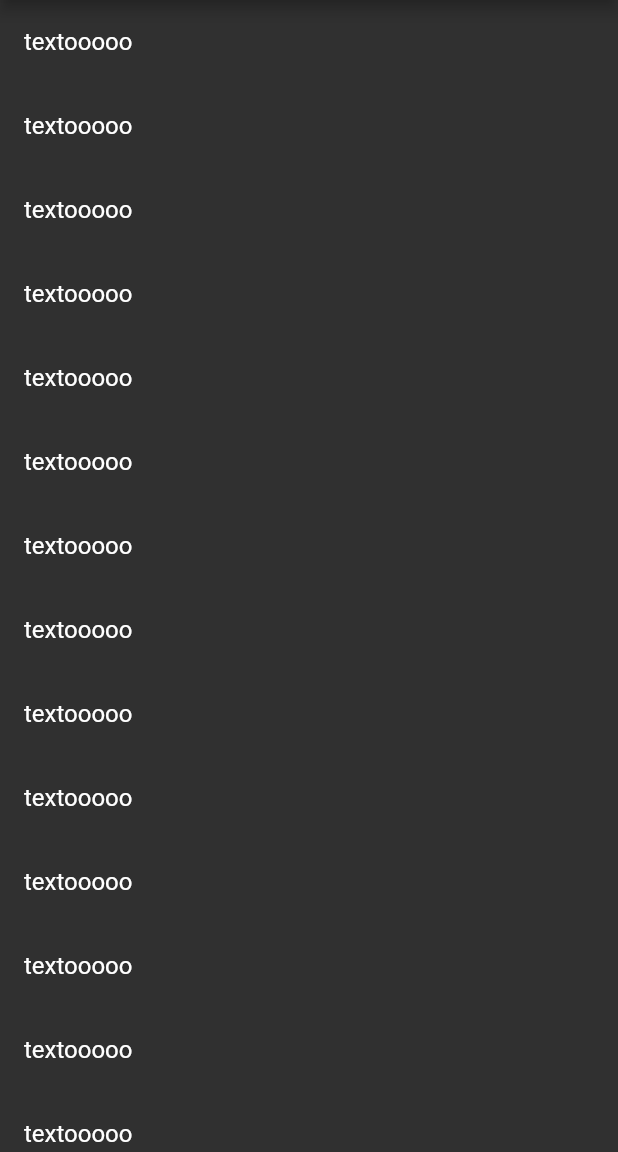
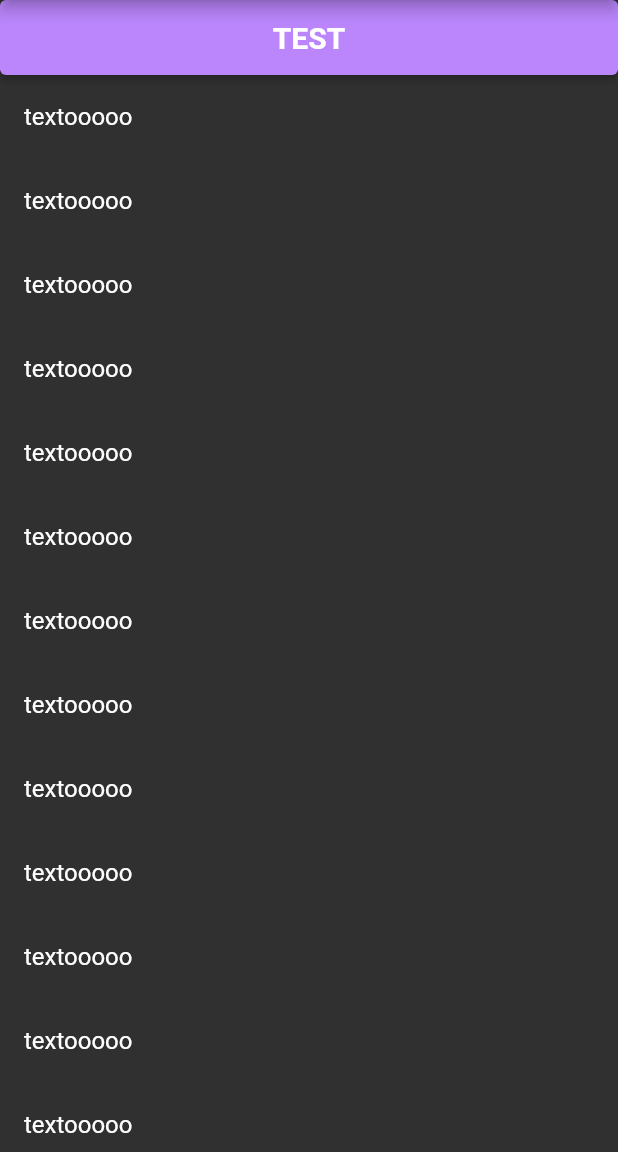
Before and after one commit to Dustec/star_wars_app, a Flutter app: the screen it shows after launch, on a phone screen of 412 x 824 dp, the part 84-1236 px from its top. Run offline on Flutter 3.47's test engine with Material 2 defaults, Android fonts, the phone set to English and light mode, and no system bars; our stand-ins replace dio, flutter_bloc, freezed_annotation, get_it, pretty_dio_logger; generated files the repository leaves out were written again.

```diff
--- a/lib/features/people/list/presentation/cubit/people_list_cubit.dart
+++ b/lib/features/people/list/presentation/cubit/people_list_cubit.dart
@@ -1,10 +1,22 @@
 import 'package:flutter_bloc/flutter_bloc.dart';
 import 'package:freezed_annotation/freezed_annotation.dart';
+import 'package:star_wars_app/features/star_wars_api/domain/star_wars_repository.dart';
 
 part 'people_list_cubit.freezed.dart';
 
 class PeopleListCubit extends Cubit<PeopleListState> {
-  PeopleListCubit() : super(PeopleListState());
+  PeopleListCubit({
+    required StarWarsRepository starWarsRepo,
+  })  : _starWarsRepo = starWarsRepo,
+        super(PeopleListState());
+  final StarWarsRepository _starWarsRepo;
+
+  void getPeople() {
+    _starWarsRepo.getPeople().listen(
+          (event) => print('onSucess'),
+          onError: (error) => print('onError: $error'),
+        );
+  }
 }
 
 @freezed
--- a/lib/features/people/list/presentation/pages/people_list.dart
+++ b/lib/features/people/list/presentation/pages/people_list.dart
@@ -1,16 +1,36 @@
 import 'package:flutter/material.dart';
+import 'package:flutter_bloc/flutter_bloc.dart';
+import 'package:star_wars_app/core/presentation/widgets/texts/title_text.dart';
+import 'package:star_wars_app/features/people/list/presentation/cubit/people_list_cubit.dart';
 
 class PeopleList extends StatelessWidget {
   const PeopleList({Key? key}) : super(key: key);
 
   @override
   Widget build(BuildContext context) {
-    return ListView.builder(
-      itemBuilder: (BuildContext context, int index) {
-        return ListTile(
-          title: Text('textooooo'),
-        );
-      },
+    final PeopleListCubit cubit = context.read();
+
+    return Column(
+      crossAxisAlignment: CrossAxisAlignment.stretch,
+      children: [
+        SizedBox(
+          height: 50,
+          width: double.infinity,
+          child: ElevatedButton(
+            onPressed: cubit.getPeople,
+            child: const TitleText('TEST'),
+          ),
+        ),
+        Expanded(
+          child: ListView.builder(
+            itemBuilder: (BuildContext context, int index) {
+              return ListTile(
+                title: Text('textooooo'),
+              );
+            },
+          ),
+        ),
+      ],
     );
   }
 }
--- a/lib/features/people/list/presentation/pages/people_list_provider.dart
+++ b/lib/features/people/list/presentation/pages/people_list_provider.dart
@@ -1,5 +1,6 @@
 import 'package:flutter/material.dart';
 import 'package:flutter_bloc/flutter_bloc.dart';
+import 'package:star_wars_app/di/injector.dart';
 import 'package:star_wars_app/features/people/list/presentation/cubit/people_list_cubit.dart';
 import 'package:star_wars_app/features/people/list/presentation/pages/people_list.dart';
 
@@ -9,7 +10,9 @@ class PeopleListProvider extends StatelessWidget {
   @override
   Widget build(BuildContext context) {
     return BlocProvider(
-      create: (context) => PeopleListCubit(),
+      create: (context) => PeopleListCubit(
+        starWarsRepo: injector.get(),
+      ),
       child: const PeopleList(),
     );
   }
```
